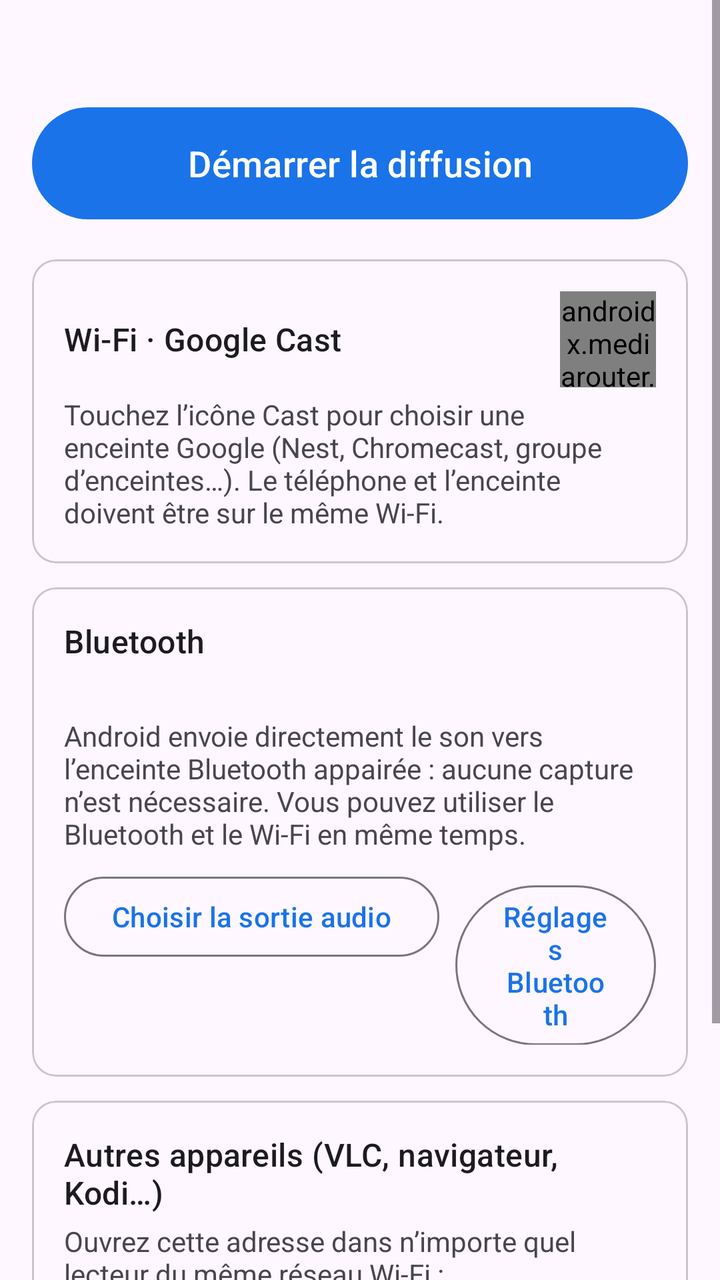
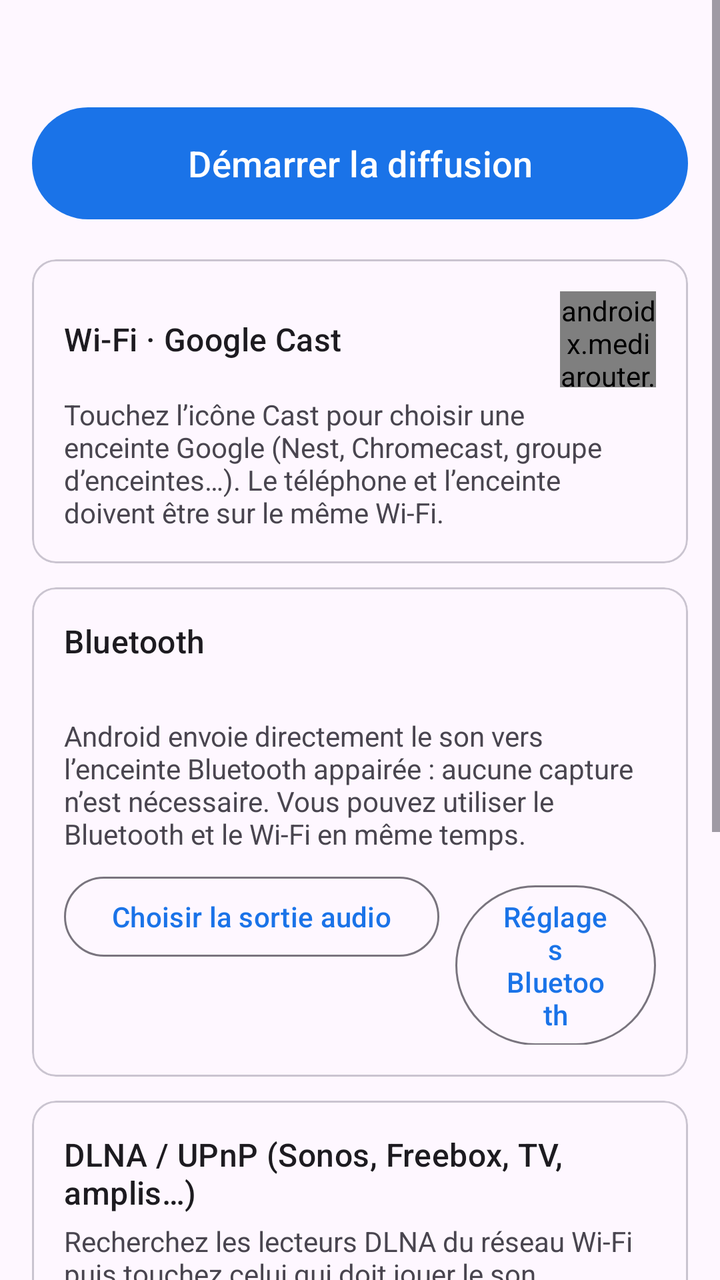

Two renders of the same Android screen: before a commit and after it. Below are the layout's source before the change and the commit's diff.
<!-- AndroidManifest.xml: application theme Theme.AudioCast -->
<!-- res/layout/activity_main.xml -->
<?xml version="1.0" encoding="utf-8"?>
<ScrollView xmlns:android="http://schemas.android.com/apk/res/android"
   
    android:layout_width="match_parent"
    android:layout_height="match_parent"
    android:fillViewport="true">

    <LinearLayout
        android:layout_width="match_parent"
        android:layout_height="wrap_content"
        android:orientation="vertical"
        android:padding="16dp">

        <TextView
            android:id="@+id/statusText"
            android:layout_width="match_parent"
            android:layout_height="wrap_content"
            android:gravity="center"
            android:textAppearance="?attr/textAppearanceTitleMedium" />

        <com.google.android.material.button.MaterialButton
            android:id="@+id/toggleButton"
            android:layout_width="match_parent"
            android:layout_height="64dp"
            android:layout_marginTop="12dp"
            android:layout_marginBottom="16dp"
            android:text="@string/start"
            android:textSize="18sp" />

        
        <com.google.android.material.card.MaterialCardView
            style="?attr/materialCardViewOutlinedStyle"
            android:layout_width="match_parent"
            android:layout_height="wrap_content"
            android:layout_marginBottom="12dp">

            <LinearLayout
                android:layout_width="match_parent"
                android:layout_height="wrap_content"
                android:orientation="vertical"
                android:padding="16dp">

                <LinearLayout
                    android:layout_width="match_parent"
                    android:layout_height="wrap_content"
                    android:gravity="center_vertical"
                    android:orientation="horizontal">

                    <TextView
                        android:layout_width="0dp"
                        android:layout_height="wrap_content"
                        android:layout_weight="1"
                        android:text="@string/section_wifi"
                        android:textAppearance="?attr/textAppearanceTitleMedium" />

                    <androidx.mediarouter.app.MediaRouteButton
                        android:id="@+id/castButton"
                        android:layout_width="48dp"
                        android:layout_height="48dp" />
                </LinearLayout>

                <TextView
                    android:id="@+id/castStatus"
                    android:layout_width="match_parent"
                    android:layout_height="wrap_content"
                    android:layout_marginTop="4dp"
                    android:text="@string/cast_hint" />

                <TextView
                    android:id="@+id/castUnavailable"
                    android:layout_width="match_parent"
                    android:layout_height="wrap_content"
                    android:layout_marginTop="4dp"
                    android:text="@string/cast_unavailable"
                    android:textColor="?attr/colorError"
                    android:visibility="gone" />
            </LinearLayout>
        </com.google.android.material.card.MaterialCardView>

        
        <com.google.android.material.card.MaterialCardView
            style="?attr/materialCardViewOutlinedStyle"
            android:layout_width="match_parent"
            android:layout_height="wrap_content"
            android:layout_marginBottom="12dp">

            <LinearLayout
                android:layout_width="match_parent"
                android:layout_height="wrap_content"
                android:orientation="vertical"
                android:padding="16dp">

                <TextView
                    android:layout_width="match_parent"
                    android:layout_height="wrap_content"
                    android:text="@string/section_bluetooth"
                    android:textAppearance="?attr/textAppearanceTitleMedium" />

                <TextView
                    android:id="@+id/bluetoothStatus"
                    android:layout_width="match_parent"
                    android:layout_height="wrap_content"
                    android:layout_marginTop="4dp"
                    android:textStyle="bold" />

                <TextView
                    android:layout_width="match_parent"
                    android:layout_height="wrap_content"
                    android:layout_marginTop="4dp"
                    android:text="@string/bluetooth_hint" />

                <LinearLayout
                    android:layout_width="match_parent"
                    android:layout_height="wrap_content"
                    android:layout_marginTop="8dp"
                    android:orientation="horizontal">

                    <com.google.android.material.button.MaterialButton
                        android:id="@+id/outputSwitcherButton"
                        style="?attr/materialButtonOutlinedStyle"
                        android:layout_width="wrap_content"
                        android:layout_height="wrap_content"
                        android:layout_marginEnd="8dp"
                        android:text="@string/bluetooth_output_switcher" />

                    <com.google.android.material.button.MaterialButton
                        android:id="@+id/bluetoothSettingsButton"
                        style="?attr/materialButtonOutlinedStyle"
                        android:layout_width="wrap_content"
                        android:layout_height="wrap_content"
                        android:text="@string/bluetooth_settings" />
                </LinearLayout>
            </LinearLayout>
        </com.google.android.material.card.MaterialCardView>

        
        <com.google.android.material.card.MaterialCardView
            style="?attr/materialCardViewOutlinedStyle"
            android:layout_width="match_parent"
            android:layout_height="wrap_content"
            android:layout_marginBottom="12dp">

            <LinearLayout
                android:layout_width="match_parent"
                android:layout_height="wrap_content"
                android:orientation="vertical"
                android:padding="16dp">

                <TextView
                    android:layout_width="match_parent"
                    android:layout_height="wrap_content"
                    android:text="@string/section_other"
                    android:textAppearance="?attr/textAppearanceTitleMedium" />

                <TextView
                    android:layout_width="match_parent"
                    android:layout_height="wrap_content"
                    android:layout_marginTop="4dp"
                    android:text="@string/other_hint" />

                <LinearLayout
                    android:layout_width="match_parent"
                    android:layout_height="wrap_content"
                    android:layout_marginTop="4dp"
                    android:gravity="center_vertical"
                    android:orientation="horizontal">

                    <TextView
                        android:id="@+id/urlText"
                        android:layout_width="0dp"
                        android:layout_height="wrap_content"
                        android:layout_weight="1"
                        android:fontFamily="monospace"
                        android:textIsSelectable="true" />

                    <com.google.android.material.button.MaterialButton
                        android:id="@+id/copyUrlButton"
                        style="?attr/materialButtonOutlinedStyle"
                        android:layout_width="wrap_content"
                        android:layout_height="wrap_content"
                        android:text="@string/copy_url" />
                </LinearLayout>
            </LinearLayout>
        </com.google.android.material.card.MaterialCardView>

        <TextView
            android:layout_width="match_parent"
            android:layout_height="wrap_content"
            android:text="@string/notes"
            android:textAppearance="?attr/textAppearanceBodySmall" />
    </LinearLayout>
</ScrollView>
<!-- resources referenced by this layout -->
<resources>
  <string name="bluetooth_hint">Android envoie directement le son vers l’enceinte Bluetooth appairée : aucune capture n’est nécessaire. Vous pouvez utiliser le Bluetooth et le Wi-Fi en même temps.</string>
  <string name="bluetooth_output_switcher">Choisir la sortie audio</string>
  <string name="bluetooth_settings">Réglages Bluetooth</string>
  <string name="cast_hint">Touchez l’icône Cast pour choisir une enceinte Google (Nest, Chromecast, groupe d’enceintes…). Le téléphone et l’enceinte doivent être sur le même Wi-Fi.</string>
  <string name="cast_unavailable">Google Cast indisponible : les services Google Play sont requis.</string>
  <string name="copy_url">Copier</string>
  <string name="notes">Remarques : certaines applications (Netflix, certaines applis bancaires ou de streaming protégé) interdisent la capture de leur son. Le Wi-Fi ajoute quelques secondes de latence : idéal pour la musique, moins pour la vidéo.</string>
  <string name="other_hint">Ouvrez cette adresse dans n’importe quel lecteur du même réseau Wi-Fi :</string>
  <string name="section_bluetooth">Bluetooth</string>
  <string name="section_other">Autres appareils (VLC, navigateur, Kodi…)</string>
  <string name="section_wifi">Wi-Fi · Google Cast</string>
  <string name="start">Démarrer la diffusion</string>
  <style name="Theme.AudioCast" parent="Theme.Material3.DayNight">
          <item name="colorPrimary">#1A73E8</item>
          <item name="colorOnPrimary">#FFFFFF</item>
      </style>
</resources>

<!-- the commit's change to res/layout/activity_main.xml (unified diff, before → after) -->
@@ -149,6 +149,49 @@
                 <TextView
                     android:layout_width="match_parent"
                     android:layout_height="wrap_content"
+                    android:text="@string/section_dlna"
+                    android:textAppearance="?attr/textAppearanceTitleMedium" />
+
+                <TextView
+                    android:id="@+id/dlnaStatus"
+                    android:layout_width="match_parent"
+                    android:layout_height="wrap_content"
+                    android:layout_marginTop="4dp"
+                    android:text="@string/dlna_hint" />
+
+                <LinearLayout
+                    android:id="@+id/dlnaList"
+                    android:layout_width="match_parent"
+                    android:layout_height="wrap_content"
+                    android:layout_marginTop="4dp"
+                    android:orientation="vertical" />
+
+                <com.google.android.material.button.MaterialButton
+                    android:id="@+id/dlnaSearchButton"
+                    style="?attr/materialButtonOutlinedStyle"
+                    android:layout_width="wrap_content"
+                    android:layout_height="wrap_content"
+                    android:layout_marginTop="8dp"
+                    android:text="@string/dlna_search" />
+            </LinearLayout>
+        </com.google.android.material.card.MaterialCardView>
+
+        
+        <com.google.android.material.card.MaterialCardView
+            style="?attr/materialCardViewOutlinedStyle"
+            android:layout_width="match_parent"
+            android:layout_height="wrap_content"
+            android:layout_marginBottom="12dp">
+
+            <LinearLayout
+                android:layout_width="match_parent"
+                android:layout_height="wrap_content"
+                android:orientation="vertical"
+                android:padding="16dp">
+
+                <TextView
+                    android:layout_width="match_parent"
+                    android:layout_height="wrap_content"
                     android:text="@string/section_other"
                     android:textAppearance="?attr/textAppearanceTitleMedium" />
 
<!-- resource entries referenced after the edit -->
@@ -6,9 +6,12 @@
   <string name="cast_hint">Touchez l’icône Cast pour choisir une enceinte Google (Nest, Chromecast, groupe d’enceintes…). Le téléphone et l’enceinte doivent être sur le même Wi-Fi.</string>
   <string name="cast_unavailable">Google Cast indisponible : les services Google Play sont requis.</string>
   <string name="copy_url">Copier</string>
+  <string name="dlna_hint">Recherchez les lecteurs DLNA du réseau Wi-Fi puis touchez celui qui doit jouer le son.</string>
+  <string name="dlna_search">Rechercher les appareils</string>
   <string name="notes">Remarques : certaines applications (Netflix, certaines applis bancaires ou de streaming protégé) interdisent la capture de leur son. Le Wi-Fi ajoute quelques secondes de latence : idéal pour la musique, moins pour la vidéo.</string>
   <string name="other_hint">Ouvrez cette adresse dans n’importe quel lecteur du même réseau Wi-Fi :</string>
   <string name="section_bluetooth">Bluetooth</string>
+  <string name="section_dlna">DLNA / UPnP (Sonos, Freebox, TV, amplis…)</string>
   <string name="section_other">Autres appareils (VLC, navigateur, Kodi…)</string>
   <string name="section_wifi">Wi-Fi · Google Cast</string>
   <string name="start">Démarrer la diffusion</string>
